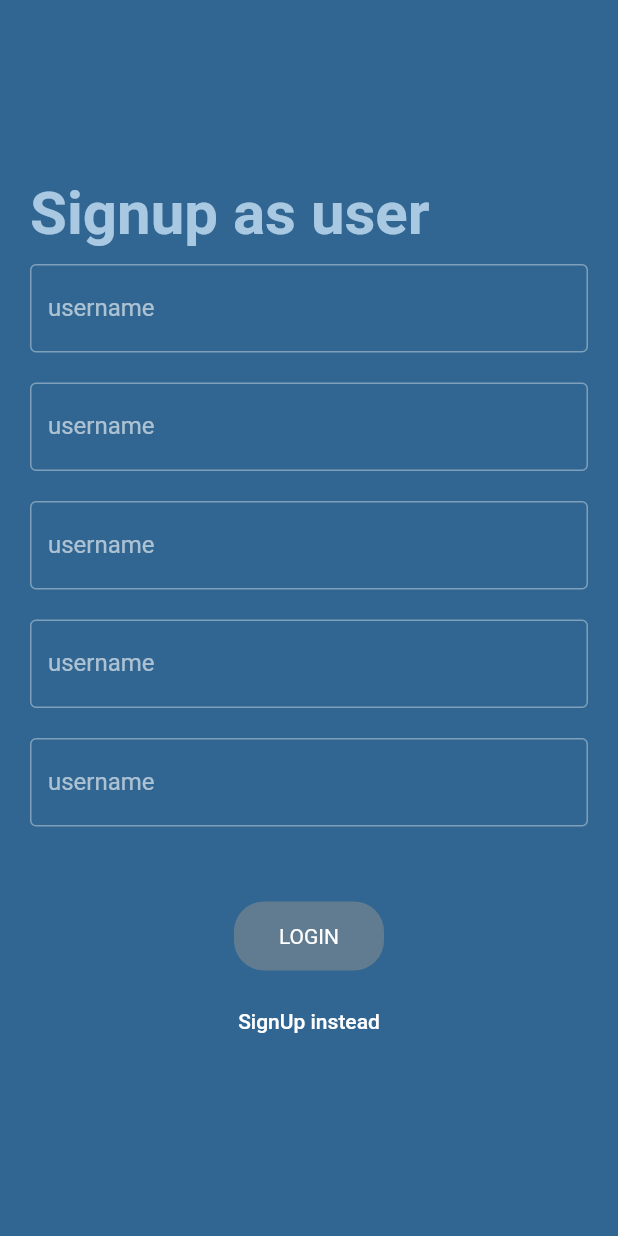
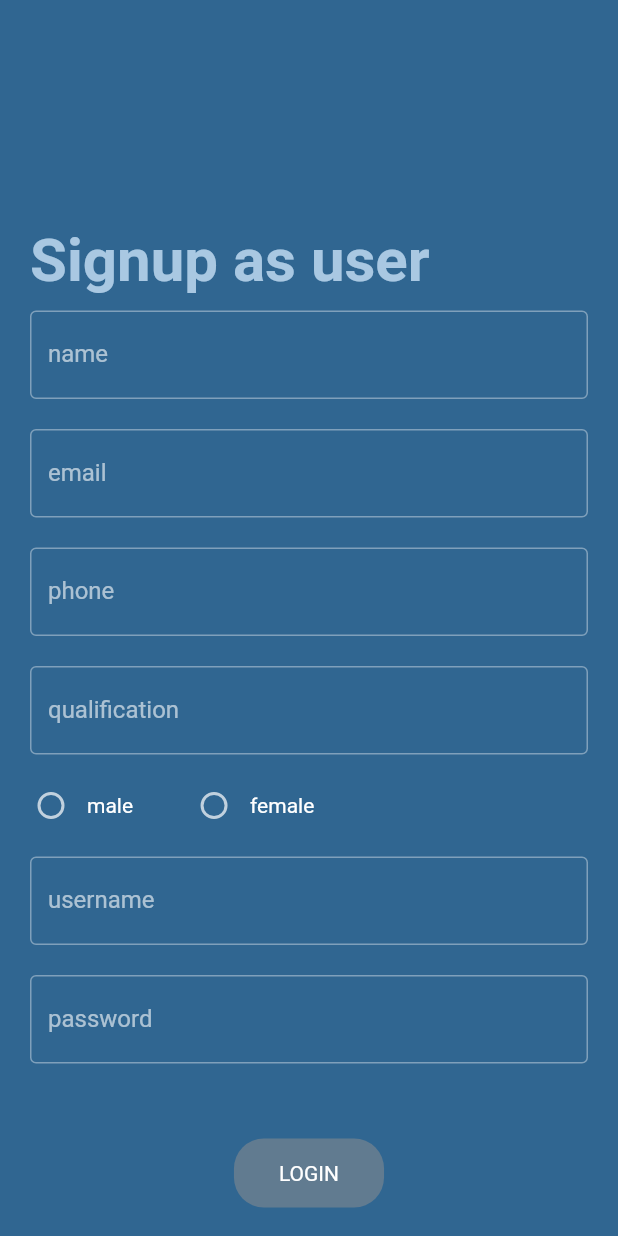
Before and after one commit to thefuturalabs/DevelopN, a Flutter app: the UserRegistration screen opened directly, on a phone screen of 412 x 824 dp. Run offline on Flutter 3.47's test engine with Material 2 defaults, Android fonts, the phone set to English and light mode, and no system bars; our stand-ins replace fluttertoast, image_picker, lottie, shared_preferences; accounts and stored records are empty; network calls fail.

Commit message:
monday last

```diff
--- a/lib/screens/login_page.dart
+++ b/lib/screens/login_page.dart
@@ -131,6 +131,7 @@ class LoginPage extends StatelessWidget {
       if (data['message'] != 'Failed to LogIn') {
         SharedPreferences spref = await SharedPreferences.getInstance();
         spref.setString('userId', data['patient_id']);
+        spref.setString('type', data['type']);
         if(data['type']=='provider'){
         Navigator.push(
           context,
--- a/lib/screens/user_registration.dart
+++ b/lib/screens/user_registration.dart
@@ -1,19 +1,40 @@
+import 'package:develop_n/screens/login_page.dart';
 import 'package:develop_n/screens/user_home_page.dart';
+import 'package:develop_n/services/services.dart';
 import 'package:flutter/material.dart';
-import 'package:flutter/src/widgets/container.dart';
-import 'package:flutter/src/widgets/framework.dart';
 
-class UserRegistration extends StatelessWidget {
+class UserRegistration extends StatefulWidget {
   UserRegistration({super.key});
-final fkey=GlobalKey<FormState>();
+
+  @override
+  State<UserRegistration> createState() => _UserRegistrationState();
+}
+
+class _UserRegistrationState extends State<UserRegistration> {
+  final fkey = GlobalKey<FormState>();
+
+  TextEditingController nameController = TextEditingController();
+
+  TextEditingController emailController = TextEditingController();
+
+  TextEditingController phoneController = TextEditingController();
+
+  TextEditingController qualificationController = TextEditingController();
+
+  TextEditingController usernameController = TextEditingController();
+
+  TextEditingController passwordController = TextEditingController();
+
+  String? gender;
+
   @override
   Widget build(BuildContext context) {
     return Scaffold(
       body: Form(
         key: fkey,
-        child: Column(
-          mainAxisAlignment: MainAxisAlignment.center,
-          children: [
+        child: SingleChildScrollView(
+          child: Column(mainAxisAlignment: MainAxisAlignment.center, children: [
+            SizedBox(height: 150),
             const Align(
               alignment: Alignment.centerLeft,
               child: Padding(
@@ -28,60 +49,98 @@ final fkey=GlobalKey<FormState>();
               ),
             ),
             Padding(
-                padding: const EdgeInsets.symmetric(vertical: 10,horizontal: 20),
+              padding: const EdgeInsets.symmetric(vertical: 10, horizontal: 20),
               child: TextFormField(
+                controller: nameController,
                 validator: (value) {
                   if (value!.isEmpty) {
-                      return 'enter username';
+                    return 'enter name';
                   }
                 },
                 decoration: InputDecoration(
-                    label: Text('username'),
+                  label: Text('name'),
                   border: OutlineInputBorder(),
                 ),
               ),
-              ), Padding(
-                padding: const EdgeInsets.symmetric(vertical: 10,horizontal: 20),
+            ),
+            Padding(
+              padding: const EdgeInsets.symmetric(vertical: 10, horizontal: 20),
               child: TextFormField(
+                controller: emailController,
                 validator: (value) {
                   if (value!.isEmpty) {
-                      return 'enter username';
+                    return 'enter email';
                   }
                 },
                 decoration: InputDecoration(
-                    label: Text('username'),
+                  label: Text('email'),
                   border: OutlineInputBorder(),
                 ),
               ),
-              ), Padding(
-                padding: const EdgeInsets.symmetric(vertical: 10,horizontal: 20),
+            ),
+            Padding(
+              padding: const EdgeInsets.symmetric(vertical: 10, horizontal: 20),
               child: TextFormField(
+                controller: phoneController,
                 validator: (value) {
                   if (value!.isEmpty) {
-                      return 'enter username';
+                    return 'enter phone';
+                  }
+                },
+                keyboardType: TextInputType.phone,
+                decoration: InputDecoration(
+                  label: Text('phone'),
+                  border: OutlineInputBorder(),
+                ),
+              ),
+            ),
+            Padding(
+              padding: const EdgeInsets.symmetric(vertical: 10, horizontal: 20),
+              child: TextFormField(
+                controller: qualificationController,
+                validator: (value) {
+                  if (value!.isEmpty) {
+                    return 'enter qualification';
                   }
                 },
                 decoration: InputDecoration(
-                    label: Text('username'),
+                  label: Text('qualification'),
                   border: OutlineInputBorder(),
                 ),
               ),
-              ), Padding(
-                padding: const EdgeInsets.symmetric(vertical: 10,horizontal: 20),
-                child: TextFormField(
-                  validator: (value) {
-                    if (value!.isEmpty) {
-                      return 'enter username';
-                    }
-                  },
-                  decoration: InputDecoration(
-                    label: Text('username'),
-                    border: OutlineInputBorder(),
+            ),
+            Padding(
+              padding: const EdgeInsets.symmetric(horizontal: 10),
+              child: Row(
+                children: [
+                  Radio(
+                      value: 'male',
+                      groupValue: gender,
+                      onChanged: (v) {
+                        setState(() {
+                          gender = v;
+                        });
+                      }),
+                  Text('male'),
+                  SizedBox(
+                    width: 30,
+                  ),
+                  Radio(
+                      value: 'female',
+                      groupValue: gender,
+                      onChanged: (v) {
+                        setState(() {
+                          gender = v;
+                        });
+                      }),
+                  Text('female'),
+                ],
               ),
             ),
-              ), Padding(
-                padding: const EdgeInsets.symmetric(vertical: 10,horizontal: 20),
+            Padding(
+              padding: const EdgeInsets.symmetric(vertical: 10, horizontal: 20),
               child: TextFormField(
+                controller: usernameController,
                 validator: (value) {
                   if (value!.isEmpty) {
                     return 'enter username';
@@ -94,16 +153,26 @@ final fkey=GlobalKey<FormState>();
               ),
             ),
             Padding(
+              padding: const EdgeInsets.symmetric(vertical: 10, horizontal: 20),
+              child: TextFormField(
+                controller: passwordController,
+                validator: (value) {
+                  if (value!.isEmpty) {
+                    return 'enter password';
+                  }
+                },
+                decoration: InputDecoration(
+                  label: Text('password'),
+                  border: OutlineInputBorder(),
+                ),
+              ),
+            ),
+            Padding(
               padding: const EdgeInsets.only(top: 30),
               child: InkWell(
                 onTap: () {
                   if (fkey.currentState!.validate()) {
-                      Navigator.push(
-                        context,
-                        MaterialPageRoute(
-                          builder: (_) => UserHomePage(),
-                        ),
-                      );
+                    userSignUp();
                   }
                 },
                 onLongPress: () {
@@ -132,15 +201,39 @@ final fkey=GlobalKey<FormState>();
             ),
             TextButton(
               onPressed: () {
-
+                Navigator.push(
+                          context,
+                          MaterialPageRoute(
+                            builder: (_) => LoginPage(),
+                          ),
+                        );
               },
               child: Text(
-                  'SignUp instead',
+                'Login instead',
                 style: TextStyle(color: Colors.white),
               ),
             )
           ]),
         ),
+      ),
+    );
+  }
+
+  userSignUp() async {
+    Services.postData({
+      'name': nameController.text,
+      'email': emailController.text,
+      'phn_no': phoneController.text,
+      'qualification': qualificationController.text,
+      'gender': gender,
+      'username': usernameController.text,
+      'password': passwordController.text,
+    }, 'user_reg.php');
+    Navigator.push(
+      context,
+      MaterialPageRoute(
+        builder: (_) => UserHomePage(),
+      ),
     );
   }
 }
--- a/lib/services/services.dart
+++ b/lib/services/services.dart
@@ -79,4 +79,10 @@ params.entries.forEach((element) {
     print('user id: ${uid??"not found"}');
     return spref.getString('userId');
   }
+  static Future<String?> getUserType()async{
+    SharedPreferences spref=await SharedPreferences.getInstance();
+    String? uid=spref.getString('type');
+    print('user type: ${uid??"not found"}');
+    return spref.getString('type');
+  }
 }
```
Also changed, not shown: lib/main.dart (+14 -2 lines), lib/screens/provider_profile_screen.dart (added, +227 -0 lines), lib/screens/user_chat_page.dart (added, +80 -0 lines), lib/screens/view_idea.dart (+28 -4 lines), lib/widgets/idea_list.dart (+15 -9 lines), lib/widgets/service_provider_drawer.dart (+32 -4 lines), lib/screens/user_profile_page.dart (added). Lines whose indentation alone changed are shown as unchanged.
